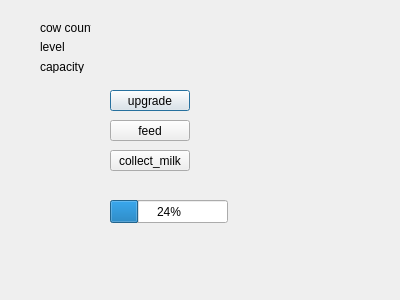
Before: the Qt Designer form cow_pasture.ui in mohammadfattahi11/AP_Project, drawn with Qt 5.
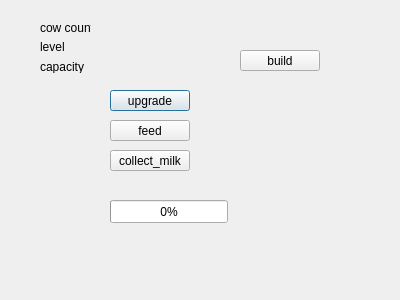
After: the same form once the commit is applied.

```diff
--- a/cow_pasture.ui
+++ b/cow_pasture.ui
@@ -140,7 +140,23 @@
     </rect>
    </property>
    <property name="value">
-    <number>24</number>
+    <number>0</number>
+   </property>
+   <property name="alignment">
+    <set>Qt::AlignCenter</set>
+   </property>
+  </widget>
+  <widget class="QPushButton" name="build">
+   <property name="geometry">
+    <rect>
+     <x>240</x>
+     <y>50</y>
+     <width>80</width>
+     <height>21</height>
+    </rect>
+   </property>
+   <property name="text">
+    <string>build</string>
    </property>
   </widget>
  </widget>
```
